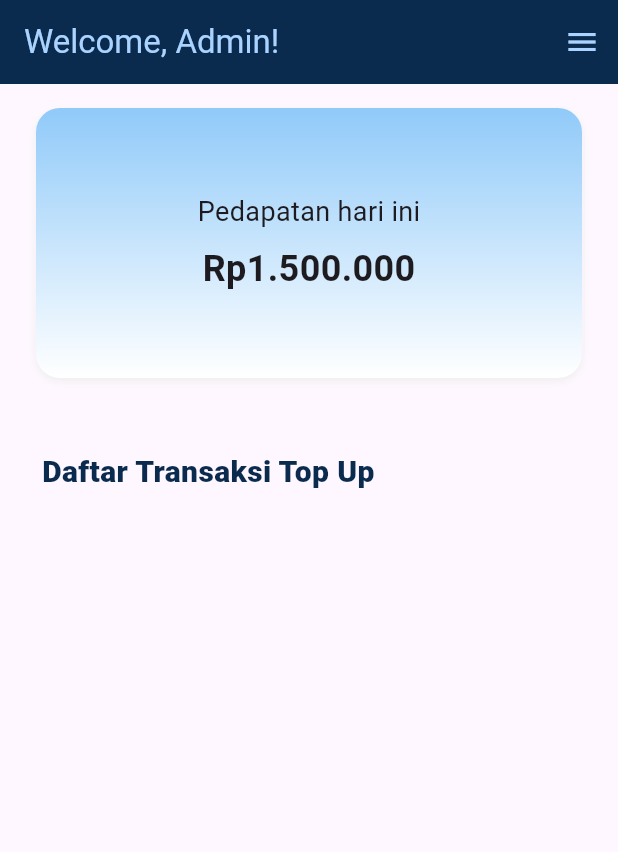
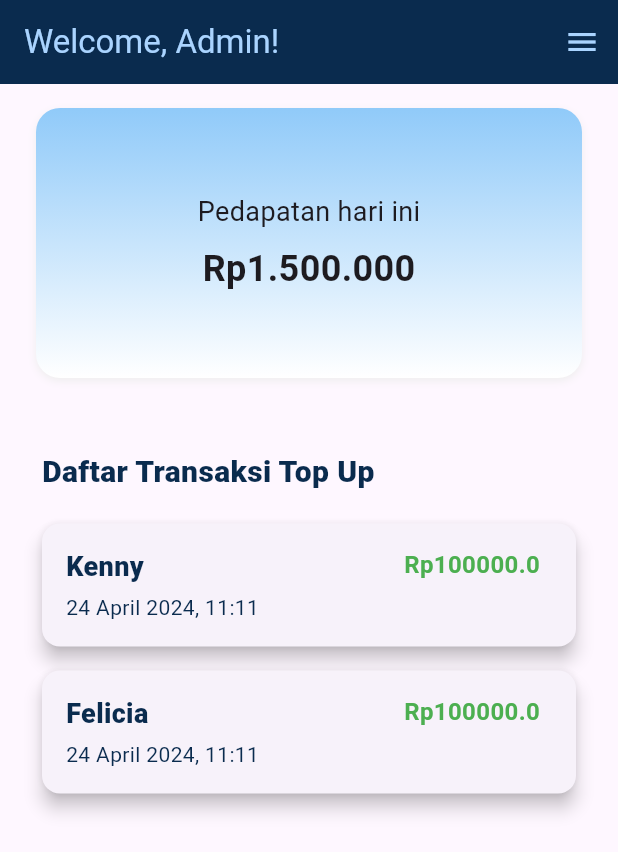
Before and after one commit to KelpinHarr/project_bazzar, a Flutter app: the HomeAdmin screen opened directly, on a phone screen of 412 x 824 dp. Shown: the top 852 px of the screen. Run offline on Flutter 3.47's test engine with Material 3 defaults, Android fonts, the light colour scheme and no system bars; our stand-ins replace camera, dotted_border, dropdown_search, file_picker, iconsax; missing offline and left inert: qr_code_scanner.

Commit message:
home admin

```diff
--- a/lib/Topup.dart
+++ b/lib/Topup.dart
@@ -0,0 +1,107 @@
+import 'package:flutter/material.dart';
+
+class Topup extends StatelessWidget {
+  final String id;
+  final DateTime date;
+  final String buyer;
+  final double totalAmount;
+
+  const Topup({super.key,
+    required this.id,
+    required this.date,
+    required this.buyer,
+    required this.totalAmount,
+  });
+
+  @override
+  Widget build(BuildContext context) {
+    return  Card(
+      elevation: 5.0,
+      shape: RoundedRectangleBorder(borderRadius: BorderRadius.circular(12.0)), // Set rounded corners
+      child: Padding(
+        padding: const EdgeInsets.all(16.0),
+        child: Column(
+          crossAxisAlignment: CrossAxisAlignment.start,
+          children: [
+            Row(
+              crossAxisAlignment: CrossAxisAlignment.start, // Align text vertically within row
+              children: [
+                Text(
+                  buyer,
+                  style: const TextStyle(
+                      fontSize: 18.0,
+                      color: Color(0xff0A2B4E),
+                      fontWeight: FontWeight.w900
+                  ),
+                ),
+                const Spacer(), // Add space between ID and price
+                Padding(
+                  padding: const EdgeInsets.only(right: 8.0),
+                  child: Text(
+                    'Rp$totalAmount',
+                    style: const TextStyle(
+                        fontSize: 16.0,
+                        color: Colors.green,
+                        fontWeight: FontWeight.w600
+                    ),
+                  ),
+                )
+              ],
+            ),
+            const SizedBox(height: 4.0), // Spacing between rows
+            Row(
+              mainAxisAlignment: MainAxisAlignment.spaceBetween,
+              children: [
+                // Date and Time
+                Text(
+                  '${date.day} ${_getMonthName(date.month)} ${date.year}, ${_formatTime(date.hour, date.minute)}',
+                  style: const TextStyle(
+                      fontSize: 14.0,
+                      color: Color(0xff0A2B4E)
+                  ),
+                ),
+              ],
+            ),
+          ],
+        ),
+      ),
+    );
+  }
+
+  String _getMonthName(int month) {
+    switch (month) {
+      case 1:
+        return 'Januari';
+      case 2:
+        return 'Februari';
+      case 3:
+        return 'Maret';
+      case 4:
+        return 'April';
+      case 5:
+        return 'Mei';
+      case 6:
+        return 'Juni';
+      case 7:
+        return 'Juli';
+      case 8:
+        return 'Agustus';
+      case 9:
+        return 'September';
+      case 10:
+        return 'Oktober';
+      case 11:
+        return 'November';
+      case 12:
+        return 'Desember';
+      default:
+        return '';
+    }
+  }
+
+  String _formatTime(int hour, int minute) {
+    String formattedHour = hour.toString().padLeft(2, '0');
+    String formattedMinute = minute.toString().padLeft(2, '0');
+    return '$formattedHour:$formattedMinute';
+  }
+}
--- a/lib/Transaction.dart
+++ b/lib/Transaction.dart
@@ -46,11 +46,11 @@ class Transaction extends StatelessWidget {
           crossAxisAlignment: CrossAxisAlignment.start,
           children: [
             Row(
-              crossAxisAlignment: CrossAxisAlignment.start, // Align text vertically within row
+              crossAxisAlignment: CrossAxisAlignment.start,
               children: [
                 // Transaction ID (increased font size)
                 Text(
-                  stand,
+                  id,
                   style: const TextStyle(
                       fontSize: 18.0,
                       color: Color(0xff0A2B4E),
@@ -63,8 +63,12 @@ class Transaction extends StatelessWidget {
                 Padding(
                   padding: const EdgeInsets.only(right: 8.0),
                   child: Text(
-                    'Rp $totalAmount',
-                    style: const TextStyle(fontSize: 16.0, color: Color(0xff0A2B4E)),
+                    'Rp$totalAmount',
+                    style: const TextStyle(
+                        fontSize: 16.0,
+                        color: Colors.green,
+                        fontWeight: FontWeight.w600
+                    ),
                   ),
                 )
               ],
@@ -76,9 +80,9 @@ class Transaction extends StatelessWidget {
                 // Date and Time
                 Text(
                   '${date.day} ${_getMonthName(date.month)} ${date.year}, ${_formatTime(date.hour, date.minute)}',
-                  style: TextStyle(
+                  style: const TextStyle(
                       fontSize: 14.0,
-                      color: Color(0xff0A2B4E)
+                      color: const Color(0xff0A2B4E)
                   ),
                 ),
 
--- a/lib/admin/home.dart
+++ b/lib/admin/home.dart
@@ -1,4 +1,5 @@
 import 'package:flutter/material.dart';
+import 'package:project_bazzar/Topup.dart';
 import 'package:project_bazzar/admin/navbar.dart';
 
 class HomeAdmin extends StatefulWidget {
@@ -81,43 +82,28 @@ class _HomeAdminState extends State<HomeAdmin>{
                 ),
               ),
             ),
-            // Column(
-            //   children: [
-            //     Padding(
-            //       padding: const EdgeInsets.only(bottom: 8.0),
-            //       child: Transaction(
-            //         id: 'PK1249281',
-            //         stand: 'Felicia',
-            //         buyerId: 'Kenny',
-            //         status: 'Completed',
-            //         items: const [
-            //           TransactionItem(name: 'Product A', quantity: 2, price: 25000),
-            //           TransactionItem(name: 'Product B', quantity: 1, price: 15000),
-            //           TransactionItem(name: 'Product C', quantity: 3, price: 10000),
-            //         ],
-            //         totalAmount: 100000,
-            //         date: DateTime(2024, 4, 24, 11, 11, 23),
-            //       ),
-            //     ),
-            //     Padding(
-            //       padding: const EdgeInsets.only(bottom: 8.0),
-            //       child: Transaction(
-            //         id: 'PK1249281',
-            //         stand: 'Uncle Tan',
-            //         buyerId: 'Kenny',
-            //         status: 'Completed',
-            //         items: const [
-            //           TransactionItem(name: 'Product A', quantity: 2, price: 25000),
-            //           TransactionItem(name: 'Product B', quantity: 1, price: 15000),
-            //           TransactionItem(name: 'Product C', quantity: 3, price: 10000),
-            //         ],
-            //         totalAmount: 100000,
-            //         totalQty: 6,
-            //         date: DateTime(2024, 6, 25, 14, 11, 12),
-            //       ),
-            //     ),
-            //   ],
-            // ),
+            Column(
+              children: [
+                Padding(
+                  padding: const EdgeInsets.only(bottom: 8.0),
+                  child: Topup(
+                    id: 'T239423122',
+                    buyer: 'Kenny',
+                    totalAmount: 100000,
+                    date: DateTime(2024, 4, 24, 11, 11, 23),
+                  ),
+                ),
+                Padding(
+                  padding: const EdgeInsets.only(bottom: 8.0),
+                  child: Topup(
+                    id: 'T112123312',
+                    buyer: 'Felicia',
+                    totalAmount: 100000,
+                    date: DateTime(2024, 4, 24, 11, 11, 23),
+                  ),
+                ),
+              ],
+            ),
           ],
         ),
       ),
--- a/lib/student/home.dart
+++ b/lib/student/home.dart
@@ -99,7 +99,7 @@ class HomeStudent extends StatelessWidget {
                 Padding(
                   padding: const EdgeInsets.only(bottom: 8.0),
                   child: Transaction(
-                    id: 'PK1249281',
+                    id: 'PK1249679',
                     stand: 'Uncle Tan',
                     buyerId: 'Kenny',
                     status: 'Completed',
```
Also changed, not shown: lib/stand/billTransaksi.dart (added).
